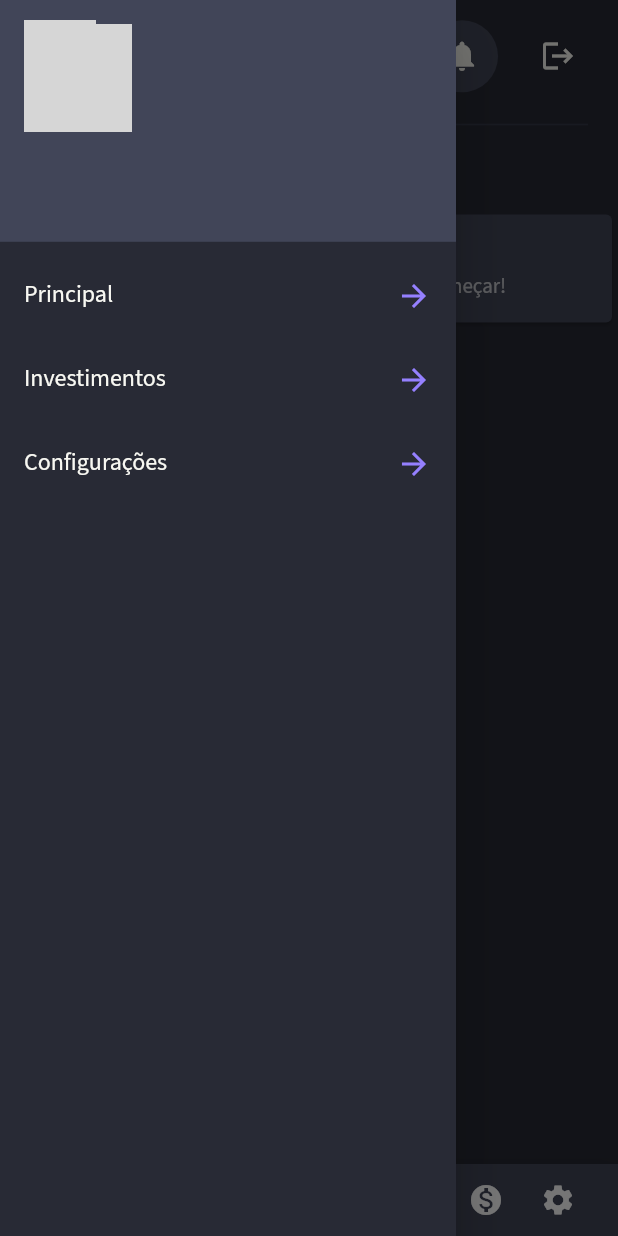
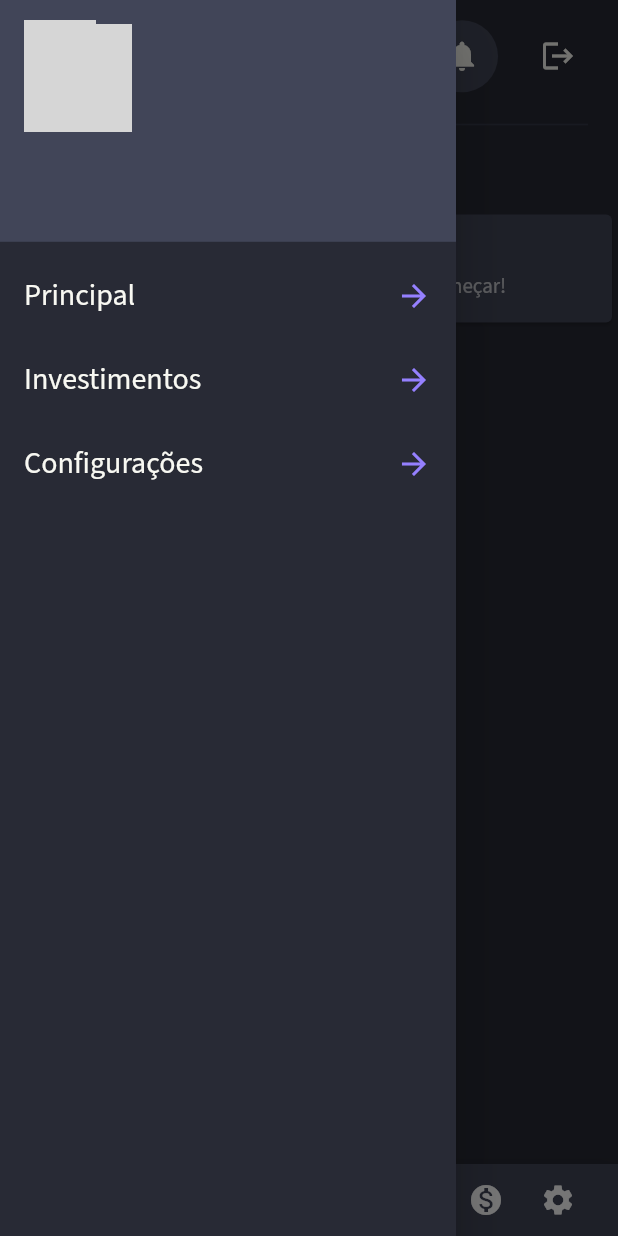
Before and after one commit to Luanftg/PIT01GP01, a Flutter app: the HomePage screen opened directly with empty values, with the side drawer open, on a phone screen of 412 x 824 dp. Run offline on Flutter 3.47's test engine with Material 2 defaults, Android fonts, the phone set to English and light mode, and no system bars; our stand-ins replace cloud_firestore, firebase_auth, firebase_core, google_fonts, image_picker; missing offline and left inert: flutter_statusbarcolor_ns; accounts and stored records are empty; network calls fail; grey boxes are pictures that could not be loaded.

Commit message:
[style]:  create textMoney -textStyle

```diff
--- a/finances_group/lib/src/shared/design/theme/text_theme.dart
+++ b/finances_group/lib/src/shared/design/theme/text_theme.dart
@@ -21,9 +21,16 @@ class CustomAppTextTheme {
   );
 
   static TextStyle body = const TextStyle(
-      color: AppCustomColors.foreGround,
-      fontSize: 16,
-      fontWeight: FontWeight.normal);
+    color: AppCustomColors.foreGround,
+    fontSize: 20,
+    fontWeight: FontWeight.normal,
+  );
+
+  static TextStyle textMoney = const TextStyle(
+    color: AppCustomColors.dark,
+    fontSize: 18,
+    fontWeight: FontWeight.normal,
+  );
 
   static TextStyle button = const TextStyle(
     color: AppCustomColors.cyan,
```
